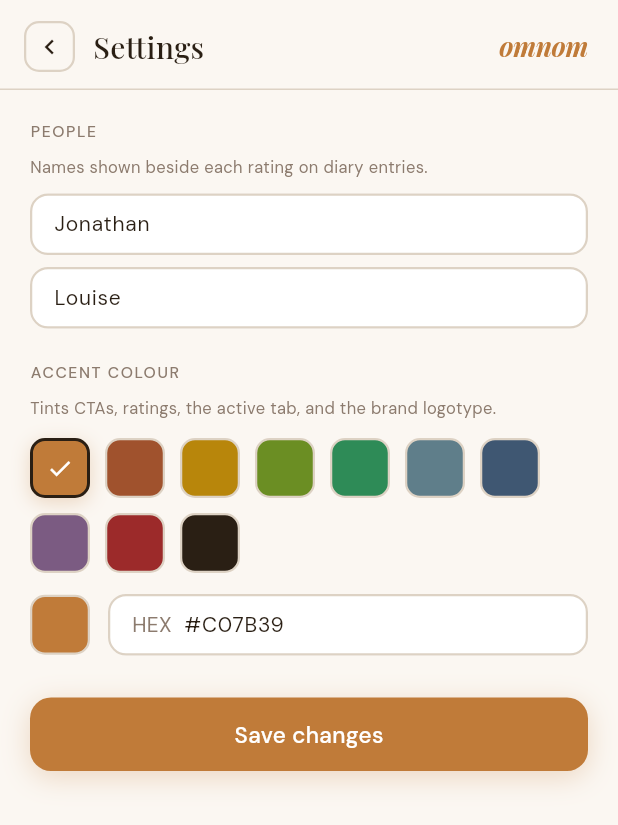
After one commit to Dunkaburk/omnom_upgrade, a Flutter app: the screen it shows after launch, item 3 of the bottom bar chosen, after a tap on the "settings" icon, on a phone screen of 412 x 824 dp. The commit adds this screen. Shown: the top 825 px of the screen. Run offline on Flutter 3.47's test engine with Material 3 defaults, Android fonts, the phone set to English and light mode, and no system bars; our stand-ins replace flutter_riverpod, freezed_annotation, google_fonts, image_picker, riverpod_annotation, shared_preferences; generated files the repository leaves out were written again.

Commit message:
Phase 5: Settings screen
Adds a Settings screen reachable via a gear-icon button in the Discover
header. Lets the user edit person names and the accent colour through a
curated swatch palette plus free-form hex input. Saves write through the
existing SettingsController/SettingsRepository, so accentColorProvider
updates the rest of the app live.

```diff
--- a/lib/features/other/discover_screen.dart
+++ b/lib/features/other/discover_screen.dart
@@ -10,6 +10,7 @@ import '../../providers/settings_providers.dart';
 import '../../theme/colors.dart';
 import '../../theme/typography.dart';
 import '../../widgets/section_label.dart';
+import '../settings/settings_screen.dart';
 import 'widgets/discover_filter_sheet.dart';
 
 class DiscoverScreen extends ConsumerStatefulWidget {
@@ -117,7 +118,11 @@ class _Header extends StatelessWidget {
         border: Border(bottom: BorderSide(color: AppColors.border)),
       ),
       child: Padding(
-        padding: const EdgeInsets.fromLTRB(20, 16, 20, 14),
+        padding: const EdgeInsets.fromLTRB(20, 16, 12, 14),
+        child: Row(
+          crossAxisAlignment: CrossAxisAlignment.start,
+          children: [
+            Expanded(
               child: Column(
                 crossAxisAlignment: CrossAxisAlignment.start,
                 mainAxisSize: MainAxisSize.min,
@@ -130,9 +135,58 @@ class _Header extends StatelessWidget {
                   const SizedBox(height: 1),
                   Text(
                     'Discover',
-              style: AppTextStyles.body(size: 12, color: AppColors.muted),
+                    style: AppTextStyles.body(
+                      size: 12,
+                      color: AppColors.muted,
+                    ),
                   ),
                 ],
+              ),
+            ),
+            _SettingsButton(
+              onTap: () => Navigator.of(context).push(
+                MaterialPageRoute<void>(
+                  builder: (_) => const SettingsScreen(),
+                ),
+              ),
+            ),
+          ],
+        ),
+      ),
+    );
+  }
+}
+
+class _SettingsButton extends StatelessWidget {
+  const _SettingsButton({required this.onTap});
+
+  final VoidCallback onTap;
+
+  @override
+  Widget build(BuildContext context) {
+    return Material(
+      color: Colors.transparent,
+      borderRadius: BorderRadius.circular(10),
+      child: InkWell(
+        borderRadius: BorderRadius.circular(10),
+        onTap: onTap,
+        child: Semantics(
+          label: 'Open settings',
+          button: true,
+          child: Container(
+            width: 34,
+            height: 34,
+            decoration: BoxDecoration(
+              borderRadius: BorderRadius.circular(10),
+              border: Border.all(color: AppColors.border, width: 1.5),
+            ),
+            alignment: Alignment.center,
+            child: const Icon(
+              Icons.settings_outlined,
+              size: 18,
+              color: AppColors.muted,
+            ),
+          ),
         ),
       ),
     );
--- /dev/null
+++ b/lib/features/settings/settings_screen.dart
@@ -0,0 +1,390 @@
+import 'package:flutter/material.dart';
+import 'package:flutter/services.dart';
+import 'package:flutter_riverpod/flutter_riverpod.dart';
+
+import '../../models/settings.dart';
+import '../../providers/settings_providers.dart';
+import '../../theme/colors.dart';
+import '../../theme/typography.dart';
+import '../../widgets/section_label.dart';
+import '../../widgets/text_field.dart';
+import '../diary/widgets/omnom_back_button.dart';
+
+/// Curated accent palette — covers the prototype default plus a few tones
+/// the user is likely to try. Free-form hex is also supported below.
+const List<String> _kAccentSwatches = [
+  '#C07B39', // default — burnt orange
+  '#A0522D', // sienna
+  '#B8860B', // dark gold
+  '#6B8E23', // olive
+  '#2E8B57', // forest
+  '#5F7E8A', // slate
+  '#3F5772', // navy
+  '#7B5B82', // dusty plum
+  '#9C2A2A', // brick
+  '#2A1F14', // ink (subtle)
+];
+
+class SettingsScreen extends ConsumerStatefulWidget {
+  const SettingsScreen({super.key});
+
+  @override
+  ConsumerState<SettingsScreen> createState() => _SettingsScreenState();
+}
+
+class _SettingsScreenState extends ConsumerState<SettingsScreen> {
+  late final TextEditingController _person1;
+  late final TextEditingController _person2;
+  late final TextEditingController _hex;
+  String _accentHex = '#C07B39';
+  bool _initialized = false;
+
+  @override
+  void initState() {
+    super.initState();
+    _person1 = TextEditingController();
+    _person2 = TextEditingController();
+    _hex = TextEditingController()..addListener(_onHexChanged);
+  }
+
+  @override
+  void dispose() {
+    _person1.dispose();
+    _person2.dispose();
+    _hex
+      ..removeListener(_onHexChanged)
+      ..dispose();
+    super.dispose();
+  }
+
+  void _seed(Settings s) {
+    if (_initialized) return;
+    _person1.text = s.person1;
+    _person2.text = s.person2;
+    _hex.text = s.accentHex.toUpperCase();
+    _accentHex = s.accentHex.toUpperCase();
+    _initialized = true;
+  }
+
+  bool _isValidHex(String raw) {
+    final cleaned = raw.trim().replaceFirst('#', '');
+    if (cleaned.length != 6) return false;
+    return RegExp(r'^[0-9A-Fa-f]{6}$').hasMatch(cleaned);
+  }
+
+  String _normalizeHex(String raw) {
+    final cleaned = raw.trim().replaceFirst('#', '').toUpperCase();
+    return '#$cleaned';
+  }
+
+  Future<void> _save() async {
+    final p1 = _person1.text.trim();
+    final p2 = _person2.text.trim();
+    final accent = _isValidHex(_hex.text) ? _normalizeHex(_hex.text) : _accentHex;
+    await ref.read(settingsControllerProvider.notifier).save(
+          Settings(
+            person1: p1.isEmpty ? 'Jonathan' : p1,
+            person2: p2.isEmpty ? 'Louise' : p2,
+            accentHex: accent,
+          ),
+        );
+    if (!mounted) return;
+    Navigator.of(context).maybePop();
+  }
+
+  void _pickSwatch(String hex) {
+    setState(() {
+      _accentHex = hex.toUpperCase();
+      _hex.text = _accentHex;
+    });
+  }
+
+  void _onHexChanged() {
+    if (_isValidHex(_hex.text)) {
+      final normalized = _normalizeHex(_hex.text);
+      if (normalized != _accentHex) {
+        setState(() => _accentHex = normalized);
+      }
+    } else {
+      // Force a rebuild so the validation hint appears.
+      setState(() {});
+    }
+  }
+
+  @override
+  Widget build(BuildContext context) {
+    final settingsAsync = ref.watch(settingsControllerProvider);
+    final accent = HexColor.fromHex(_accentHex);
+    settingsAsync.whenData(_seed);
+
+    return Scaffold(
+      backgroundColor: AppColors.cream,
+      body: SafeArea(
+        bottom: false,
+        child: Column(
+          children: [
+            _Header(accent: accent, onSave: _save),
+            Expanded(
+              child: settingsAsync.when(
+                loading: () => const Center(
+                  child: CircularProgressIndicator(color: AppColors.muted),
+                ),
+                error: (e, _) => Center(
+                  child: Padding(
+                    padding: const EdgeInsets.all(24),
+                    child: Text(
+                      'Failed to load settings: $e',
+                      textAlign: TextAlign.center,
+                      style: AppTextStyles.body(color: AppColors.muted),
+                    ),
+                  ),
+                ),
+                data: (_) => SingleChildScrollView(
+                  padding: const EdgeInsets.fromLTRB(20, 20, 20, 48),
+                  child: Column(
+                    crossAxisAlignment: CrossAxisAlignment.stretch,
+                    children: [
+                      const SectionLabel('People'),
+                      Text(
+                        'Names shown beside each rating on diary entries.',
+                        style: AppTextStyles.small(size: 11),
+                      ),
+                      const SizedBox(height: 10),
+                      OmnomTextField(
+                        controller: _person1,
+                        placeholder: 'Person 1',
+                      ),
+                      const SizedBox(height: 8),
+                      OmnomTextField(
+                        controller: _person2,
+                        placeholder: 'Person 2',
+                      ),
+                      const SizedBox(height: 22),
+                      const SectionLabel('Accent colour'),
+                      Text(
+                        'Tints CTAs, ratings, the active tab, and the brand logotype.',
+                        style: AppTextStyles.small(size: 11),
+                      ),
+                      const SizedBox(height: 12),
+                      _SwatchGrid(
+                        selectedHex: _accentHex,
+                        onPick: _pickSwatch,
+                      ),
+                      const SizedBox(height: 14),
+                      Row(
+                        crossAxisAlignment: CrossAxisAlignment.center,
+                        children: [
+                          _AccentPreview(color: accent),
+                          const SizedBox(width: 12),
+                          Expanded(
+                            child: OmnomTextField(
+                              key: const Key('settings.hex-field'),
+                              controller: _hex,
+                              placeholder: '#C07B39',
+                              prefix: 'HEX  ',
+                              inputFormatters: [
+                                LengthLimitingTextInputFormatter(7),
+                                FilteringTextInputFormatter.allow(
+                                  RegExp(r'[0-9a-fA-F#]'),
+                                ),
+                              ],
+                            ),
+                          ),
+                        ],
+                      ),
+                      if (_hex.text.isNotEmpty && !_isValidHex(_hex.text)) ...[
+                        const SizedBox(height: 6),
+                        Text(
+                          'Hex must be 6 characters (e.g. #C07B39).',
+                          style: AppTextStyles.small(
+                            size: 11,
+                            color: AppColors.muted,
+                          ),
+                        ),
+                      ],
+                      const SizedBox(height: 28),
+                      _SaveButton(accent: accent, onTap: _save),
+                    ],
+                  ),
+                ),
+              ),
+            ),
+          ],
+        ),
+      ),
+    );
+  }
+}
+
+class _Header extends StatelessWidget {
+  const _Header({required this.accent, required this.onSave});
+
+  final Color accent;
+  final VoidCallback onSave;
+
+  @override
+  Widget build(BuildContext context) {
+    return DecoratedBox(
+      decoration: const BoxDecoration(
+        border: Border(bottom: BorderSide(color: AppColors.border)),
+      ),
+      child: Padding(
+        padding: const EdgeInsets.fromLTRB(16, 14, 20, 12),
+        child: Row(
+          children: [
+            const OmnomBackButton(),
+            const SizedBox(width: 12),
+            Expanded(
+              child: Text(
+                'Settings',
+                style: AppTextStyles.screenTitle(size: 20),
+              ),
+            ),
+            Text(
+              'omnom',
+              style: AppTextStyles.brandLogo(color: accent)
+                  .copyWith(fontSize: 18, letterSpacing: -0.02 * 18),
+            ),
+          ],
+        ),
+      ),
+    );
+  }
+}
+
+class _SwatchGrid extends StatelessWidget {
+  const _SwatchGrid({required this.selectedHex, required this.onPick});
+
+  final String selectedHex;
+  final ValueChanged<String> onPick;
+
+  @override
+  Widget build(BuildContext context) {
+    return Wrap(
+      spacing: 10,
+      runSpacing: 10,
+      children: [
+        for (final hex in _kAccentSwatches)
+          _Swatch(
+            hex: hex,
+            selected: hex.toUpperCase() == selectedHex.toUpperCase(),
+            onTap: () => onPick(hex),
+          ),
+      ],
+    );
+  }
+}
+
+class _Swatch extends StatelessWidget {
+  const _Swatch({
+    required this.hex,
+    required this.selected,
+    required this.onTap,
+  });
+
+  final String hex;
+  final bool selected;
+  final VoidCallback onTap;
+
+  @override
+  Widget build(BuildContext context) {
+    final color = HexColor.fromHex(hex);
+    return Semantics(
+      label: 'Accent $hex',
+      selected: selected,
+      button: true,
+      child: InkWell(
+        onTap: onTap,
+        borderRadius: BorderRadius.circular(10),
+        child: Container(
+          width: 40,
+          height: 40,
+          decoration: BoxDecoration(
+            color: color,
+            borderRadius: BorderRadius.circular(10),
+            border: Border.all(
+              color: selected ? AppColors.ink : AppColors.border,
+              width: selected ? 2 : 1.5,
+            ),
+            boxShadow: selected
+                ? [
+                    BoxShadow(
+                      color: color.withValues(alpha: 0x44 / 0xFF),
+                      blurRadius: 10,
+                      offset: const Offset(0, 3),
+                    ),
+                  ]
+                : null,
+          ),
+          alignment: Alignment.center,
+          child: selected
+              ? const Icon(Icons.check, size: 18, color: AppColors.white)
+              : null,
+        ),
+      ),
+    );
+  }
+}
+
+class _AccentPreview extends StatelessWidget {
+  const _AccentPreview({required this.color});
+
+  final Color color;
+
+  @override
+  Widget build(BuildContext context) {
+    return Container(
+      width: 40,
+      height: 40,
+      decoration: BoxDecoration(
+        color: color,
+        borderRadius: BorderRadius.circular(10),
+        border: Border.all(color: AppColors.border, width: 1.5),
+      ),
+    );
+  }
+}
+
+class _SaveButton extends StatelessWidget {
+  const _SaveButton({required this.accent, required this.onTap});
+
+  final Color accent;
+  final VoidCallback onTap;
+
+  @override
+  Widget build(BuildContext context) {
+    return DecoratedBox(
+      decoration: BoxDecoration(
+        borderRadius: BorderRadius.circular(14),
+        boxShadow: [
+          BoxShadow(
+            color: accent.withValues(alpha: 0x44 / 0xFF),
+            blurRadius: 16,
+            offset: const Offset(0, 4),
+          ),
+        ],
+      ),
+      child: Material(
+        color: accent,
+        borderRadius: BorderRadius.circular(14),
+        child: InkWell(
+          borderRadius: BorderRadius.circular(14),
+          onTap: onTap,
+          child: Container(
+            width: double.infinity,
+            padding: const EdgeInsets.symmetric(vertical: 14),
+            alignment: Alignment.center,
+            child: Text(
+              'Save changes',
+              style: AppTextStyles.body(
+                size: 15,
+                color: AppColors.white,
+                weight: FontWeight.w500,
+              ),
+            ),
+          ),
+        ),
+      ),
+    );
+  }
+}
```
Also changed, not shown: 1 other file. Lines whose indentation alone changed are shown as unchanged.
